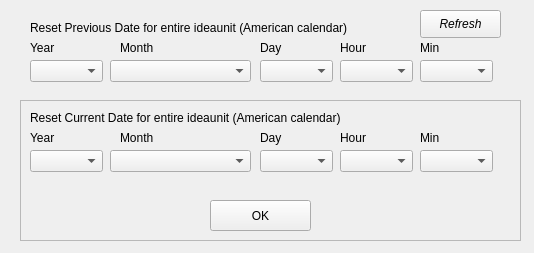
Qt form ui/EditAcptFactTimeUI.ui (sourcery-ai-experiments/jaar) before a commit.
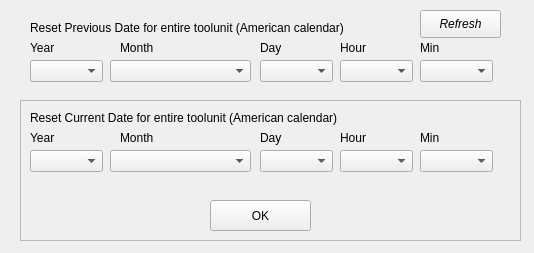
The same form after that commit.

Patch:
```diff
--- a/ui/EditAcptFactTimeUI.ui
+++ b/ui/EditAcptFactTimeUI.ui
@@ -33,7 +33,7 @@
     </rect>
    </property>
    <property name="text">
-    <string>Reset Current Date for entire ideaunit (American calendar)</string>
+    <string>Reset Current Date for entire toolunit (American calendar)</string>
    </property>
   </widget>
   <widget class="QLabel" name="label_2">
@@ -213,7 +213,7 @@
     </rect>
    </property>
    <property name="text">
-    <string>Reset Previous Date for entire ideaunit (American calendar)</string>
+    <string>Reset Previous Date for entire toolunit (American calendar)</string>
    </property>
   </widget>
   <widget class="QComboBox" name="prev_year">
```
